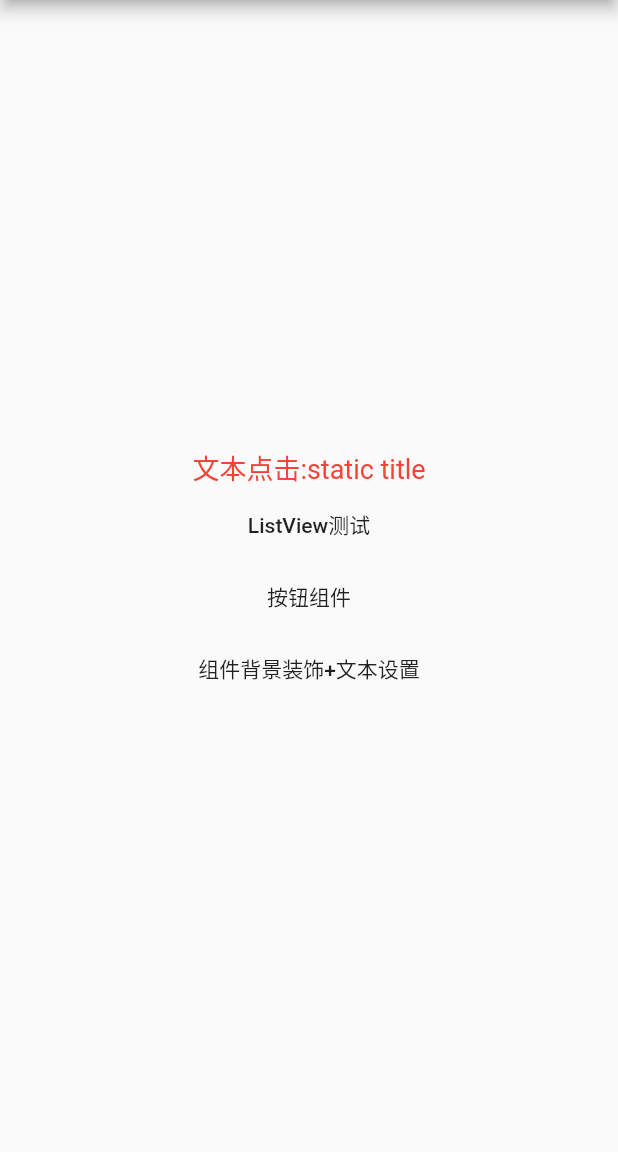
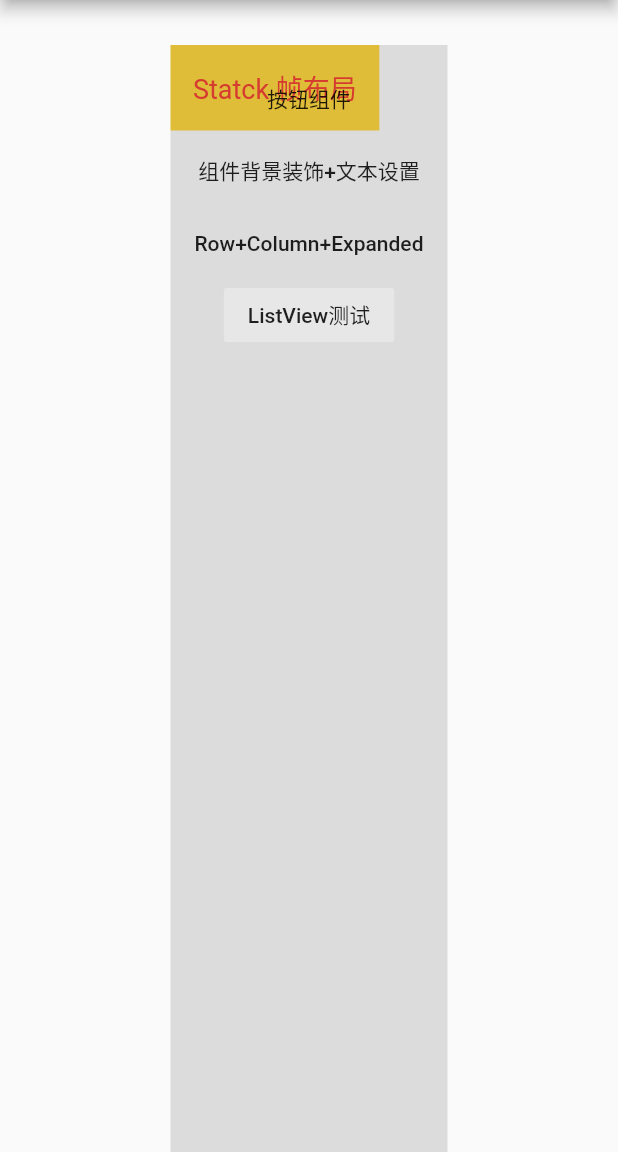
Before and after one commit to Sum-sdl/FlutterSimpleDemo, a Flutter app: the screen it shows after launch, on a phone screen of 412 x 824 dp, the part 84-1236 px from its top. Run offline on Flutter 3.47's test engine with Material 2 defaults, Android fonts, the phone set to English and light mode, and no system bars.

Commit message:
add demo

```diff
--- a/flutter_simple/lib/Constant.dart
+++ b/flutter_simple/lib/Constant.dart
@@ -3,6 +3,7 @@ class Page {
   static const String page_home_listView = "page_2";
   static const String page_home_widget = "page_3";
   static const String page_home_widget_bg = "page_4";
+  static const String page_home_layout = "page_5";
 }
 
 class Strings {
--- a/flutter_simple/lib/main.dart
+++ b/flutter_simple/lib/main.dart
@@ -1,3 +1,4 @@
+import 'package:FlutterSimple/Layout/LayoutDemoPage.dart';
 import 'package:FlutterSimple/list/ListDemoPage.dart';
 import 'package:FlutterSimple/widget/WidgetDemoPage.dart';
 import 'package:flutter/material.dart';
@@ -21,6 +22,7 @@ class MyApp extends StatelessWidget {
         Page.page_home_listView: (BuildContext context) => new ListDemoPage(),
         Page.page_home_widget: (BuildContext context) => new WidgetDemoPage(),
         Page.page_home_widget_bg: (BuildContext context) => new WidgetBgPage(),
+        Page.page_home_layout: (BuildContext context) => new LayoutDemoPage(),
       },
     );
   }
@@ -31,24 +33,12 @@ class StartPage extends StatefulWidget {
 
   final String title;
 
-
   @override
   State<StatefulWidget> createState() => new _HomePageList();
 }
 
 //_HomePageList 能够获取到StartPage里面的参数title
 class _HomePageList extends State<StartPage> {
-
-  String text = "static title";
-  int index = 0;
-
-  _textClick() {
-    setState(() {
-      text = "${index++}";
-    });
-  }
-
-
   @override
   Widget build(BuildContext context) {
     return new Scaffold(
@@ -57,29 +47,65 @@ class _HomePageList extends State<StartPage> {
         // the App.build method, and use it to set our appbar title.
         title: new Text(widget.title),
       ),
-      body: new Center( //居中
-        child: new Column( //Column内容居中
-          mainAxisAlignment: MainAxisAlignment.center,
+      body: new Center(
+        //居中
+        child: Padding(
+          padding: const EdgeInsets.only(top: 30.0),
+          child: new Stack(
+            children: <Widget>[
+              new Container(
+                color: Colors.amberAccent,
+                padding: EdgeInsets.all(15.0),
+                child: new Text(
+                  "Statck 帧布局",
+                  style:
+                  new TextStyle(color: Colors.red, fontSize: 18.0),
+                ),
+              ),
+              buildColumn(context)
+            ],
+          ),
+        ),
+      ),
+    );
+  }
+
+  //按钮
+  Widget buildColumn(BuildContext context) {
+    return new Container(
+      color: Colors.black12,
+      child: Padding(
+        padding: const EdgeInsets.only(top: 12.0),
+        child: new Flex(
+          direction: Axis.vertical,
+          mainAxisSize: MainAxisSize.max,
+          //默认是最大，这里设置最小，类似LinearLayout+warp_content
+          //Column内容居中
           children: <Widget>[
-            new GestureDetector(child: new Text(
-              '文本点击:' + text,
-              style: new TextStyle(color: Colors.red, fontSize: 18.0),
-            ), onTap: () {
-              _textClick();
-            }),
-            new MaterialButton(onPressed: () {
-              Navigator.of(context).pushNamed(Page.page_home_listView);
-            }, child: new Text("ListView测试")),
-            new MaterialButton(onPressed: () {
-              Navigator.of(context).pushNamed(Page.page_home_widget);
-            }, child: new Text("按钮组件")),
-            new MaterialButton(onPressed: () {
-              Navigator.of(context).pushNamed(Page.page_home_widget_bg);
-            }, child: new Text("组件背景装饰+文本设置")),
+
+            new FlatButton(
+                onPressed: () {
+                  Navigator.of(context).pushNamed(Page.page_home_widget);
+                },
+                child: new Text("按钮组件")),
+            new MaterialButton(
+                onPressed: () {
+                  Navigator.of(context).pushNamed(Page.page_home_widget_bg);
+                },
+                child: new Text("组件背景装饰+文本设置")),
+            new FlatButton(
+                onPressed: () {
+                  Navigator.of(context).pushNamed(Page.page_home_layout);
+                },
+                child: new Text("Row+Column+Expanded")), new FlatButton(
+                onPressed: () {
+                  Navigator.of(context).pushNamed(Page.page_home_listView);
+                },
+                color: Colors.white30,
+                splashColor: Colors.blue, // 波纹颜色
+                child: new Text("ListView测试")),
           ],
         ),
-      )
-      ,
-    );
+      ),);
   }
 }
--- a/flutter_simple/lib/widget/WidgetDemoPage.dart
+++ b/flutter_simple/lib/widget/WidgetDemoPage.dart
@@ -111,7 +111,7 @@ class _WidgetBg extends State<WidgetBgPage> {
       child: new Center(
         child: Padding(
           padding: const EdgeInsets.only(top: 50.0, right: 9.0),
-          child: Column(
+          child: Column(//Column不能超出内容
             children: <Widget>[
               new Text(
                 'Custom Button',
```
Also changed, not shown: flutter_simple/lib/Layout/LayoutDemoPage.dart (added, +64 -0 lines).
